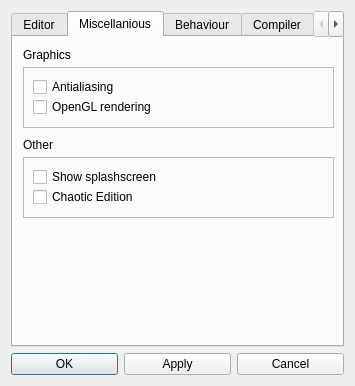
The window that qrgui/mainwindow/preferencesDialog.ui (qreal/qreal) describes before a commit, drawn with Qt 5.
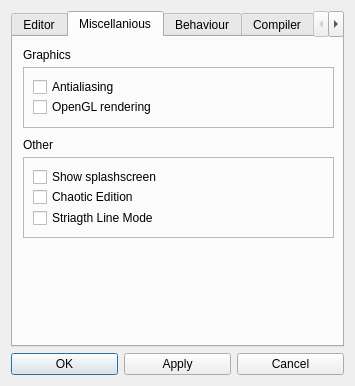
The same window after the commit. The open tabs and pages were chosen to show the change. Icons and pictures are not drawn.

Commit message: Added mode with straight lines

```diff
--- a/qrgui/mainwindow/preferencesDialog.ui
+++ b/qrgui/mainwindow/preferencesDialog.ui
@@ -489,7 +489,7 @@
          <x>10</x>
          <y>120</y>
          <width>311</width>
-         <height>61</height>
+         <height>81</height>
         </rect>
        </property>
        <property name="frameShape">
@@ -524,6 +524,19 @@
          <string>Chaotic Edition</string>
         </property>
        </widget>
+       <widget class="QCheckBox" name="straigthModeCheckBox">
+        <property name="geometry">
+         <rect>
+          <x>10</x>
+          <y>50</y>
+          <width>201</width>
+          <height>22</height>
+         </rect>
+        </property>
+        <property name="text">
+         <string>Striagth Line Mode</string>
+        </property>
+       </widget>
       </widget>
      </widget>
      <widget class="QWidget" name="tab">
```
Left out of the diff: 2 changed lines with no effect on the pictures. The commit also changes 3 other files.
